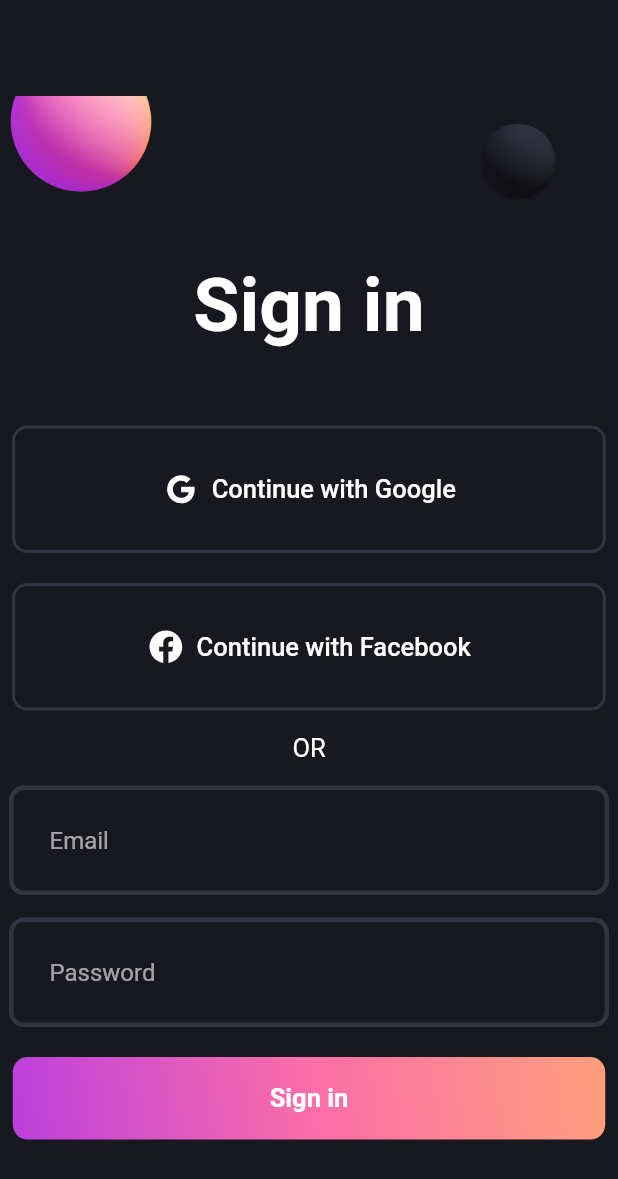
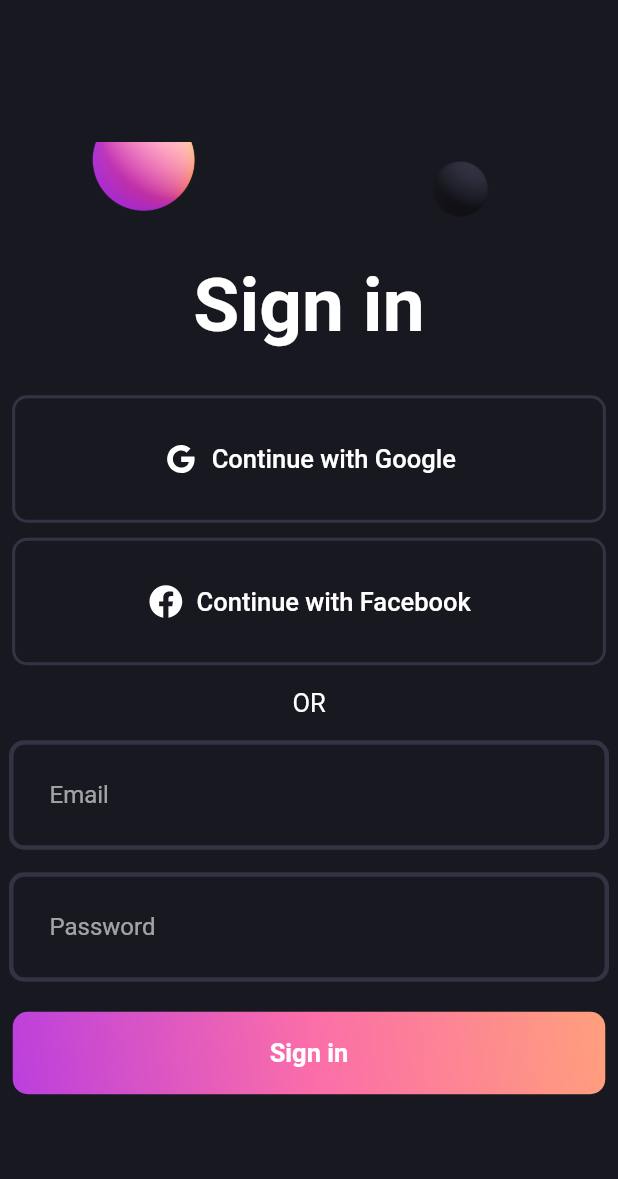
Before and after one commit to Sohag-84/Flutter-Widget, a Flutter app: the screen it shows after launch, on a phone screen of 412 x 824 dp. Shown: the top 1179 px of the screen. Run offline on Flutter 3.47's test engine with Material 2 defaults, Android fonts, the phone set to English and light mode, and no system bars; our stand-ins replace flutter_svg, get.

Commit message:
project done

```diff
--- a/responsive_login_ui/lib/views/login_screen.dart
+++ b/responsive_login_ui/lib/views/login_screen.dart
@@ -15,7 +15,7 @@ class LoginScreen extends StatelessWidget {
         child: SingleChildScrollView(
           child: Column(
             children: [
-              Image.asset("assets/images/signin_balls.png"),
+              Image.asset("assets/images/signin_balls.png",height: 80),
               Text(
                 "Sign in",
                 style: TextStyle(
@@ -23,13 +23,13 @@ class LoginScreen extends StatelessWidget {
                   fontSize: 50,
                 ),
               ),
-              SizedBox(height: 50),
+              SizedBox(height: 30),
               SocialButton(
                 iconPath: "assets/svgs/g_logo.svg",
                 label: "Continue with Google",
                 onPressed: () {},
               ),
-              SizedBox(height: 20),
+              SizedBox(height: 10),
               SocialButton(
                 iconPath: "assets/svgs/f_logo.svg",
                 label: "Continue with Facebook",
```
